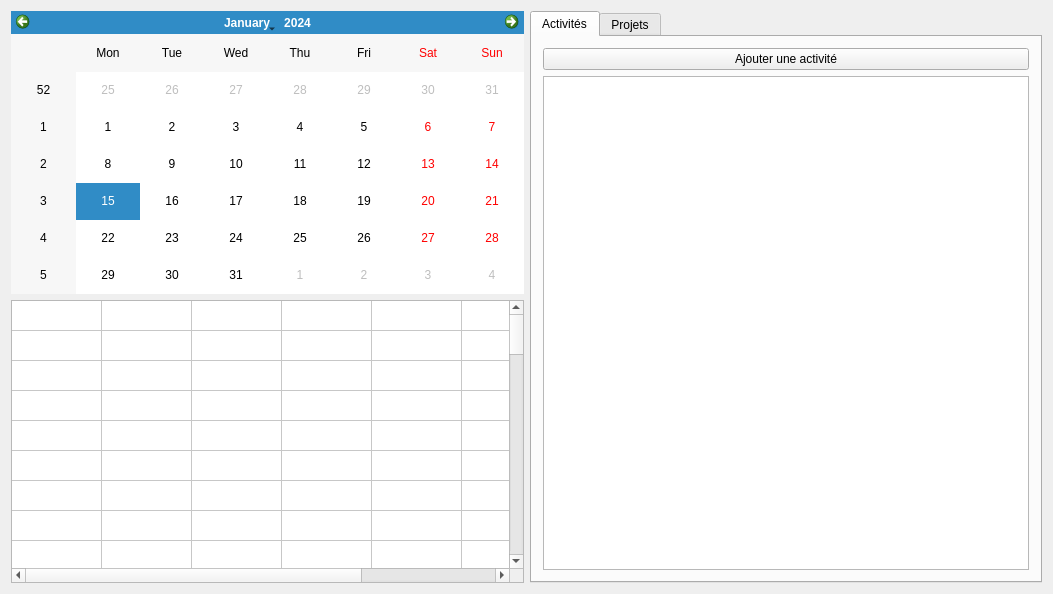
The window that App/ProCal/ui/mainWindow.ui (sd65/ProCal) describes before a commit, drawn with Qt 5.
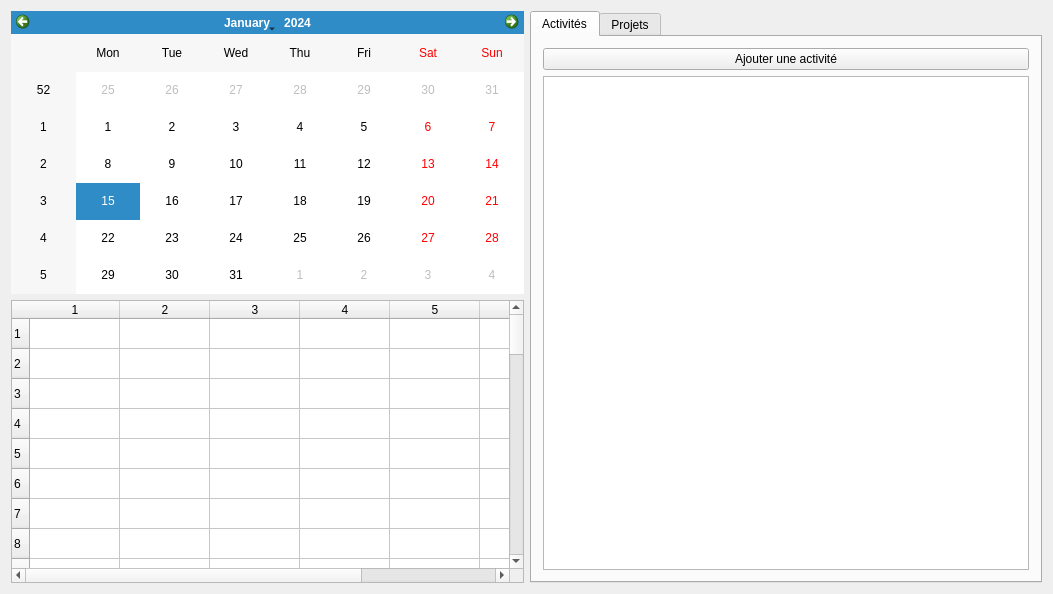
The same window after the commit. Icons and pictures are not drawn.

```diff
--- a/App/ProCal/ui/mainWindow.ui
+++ b/App/ProCal/ui/mainWindow.ui
@@ -79,7 +79,7 @@
          <number>7</number>
         </property>
         <attribute name="horizontalHeaderVisible">
-         <bool>false</bool>
+         <bool>true</bool>
         </attribute>
         <attribute name="horizontalHeaderCascadingSectionResizes">
          <bool>true</bool>
@@ -97,7 +97,7 @@
          <bool>true</bool>
         </attribute>
         <attribute name="verticalHeaderVisible">
-         <bool>false</bool>
+         <bool>true</bool>
         </attribute>
         <row/>
         <row/>
```
